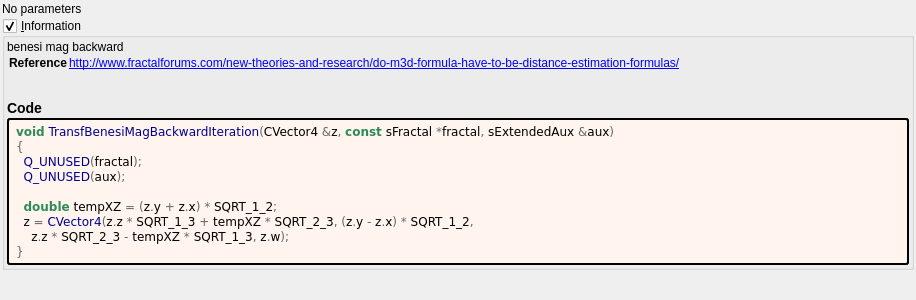
buddhi1980/mandelbulber2, file mandelbulber2/formula/ui/transf_benesi_mag_backward.ui: the form before one commit.
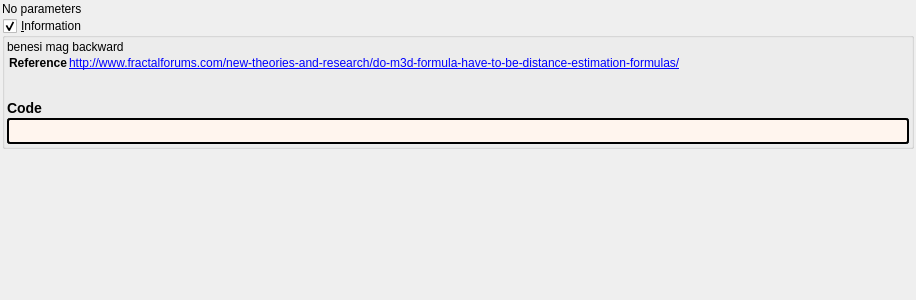
The form after the commit. Custom widgets are drawn as their Qt base class.

Patch:
```diff
--- a/mandelbulber2/formula/ui/transf_benesi_mag_backward.ui
+++ b/mandelbulber2/formula/ui/transf_benesi_mag_backward.ui
@@ -92,18 +92,7 @@
          <string notr="true">border-style: outset; border-width: 2px; border-radius: 3px; border-color: black; background-color: #fff5ee; padding: 4px;</string>
         </property>
         <property name="text">
-         <string notr="true">&lt;body style=&quot;background-color:#fff5ee&quot;&gt;
-&lt;pre style=&quot;color:#000000; background-color:#fff5ee;  font-family:'Courier New',monospace;&quot;&gt;&lt;span style=&quot;color:#2e8b57; font-weight:bold&quot;&gt;void&lt;/span&gt; &lt;span style=&quot;color:#00008f&quot;&gt;TransfBenesiMagBackwardIteration&lt;/span&gt;&lt;span style=&quot;color:#676767&quot;&gt;(&lt;/span&gt;CVector4 &lt;span style=&quot;color:#676767&quot;&gt;&amp;amp;&lt;/span&gt;z&lt;span style=&quot;color:#676767&quot;&gt;,&lt;/span&gt; &lt;span style=&quot;color:#2e8b57; font-weight:bold&quot;&gt;const&lt;/span&gt; sFractal &lt;span style=&quot;color:#676767&quot;&gt;*&lt;/span&gt;fractal&lt;span style=&quot;color:#676767&quot;&gt;,&lt;/span&gt; sExtendedAux &lt;span style=&quot;color:#676767&quot;&gt;&amp;amp;&lt;/span&gt;aux&lt;span style=&quot;color:#676767&quot;&gt;)&lt;/span&gt;
-&lt;span style=&quot;color:#676767&quot;&gt;{&lt;/span&gt;
-  &lt;span style=&quot;color:#00008f&quot;&gt;Q_UNUSED&lt;/span&gt;&lt;span style=&quot;color:#676767&quot;&gt;(&lt;/span&gt;fractal&lt;span style=&quot;color:#676767&quot;&gt;);&lt;/span&gt;
-  &lt;span style=&quot;color:#00008f&quot;&gt;Q_UNUSED&lt;/span&gt;&lt;span style=&quot;color:#676767&quot;&gt;(&lt;/span&gt;aux&lt;span style=&quot;color:#676767&quot;&gt;);&lt;/span&gt;
-
-  &lt;span style=&quot;color:#2e8b57; font-weight:bold&quot;&gt;double&lt;/span&gt; tempXZ &lt;span style=&quot;color:#676767&quot;&gt;= (&lt;/span&gt;z&lt;span style=&quot;color:#676767&quot;&gt;.&lt;/span&gt;y &lt;span style=&quot;color:#676767&quot;&gt;+&lt;/span&gt; z&lt;span style=&quot;color:#676767&quot;&gt;.&lt;/span&gt;x&lt;span style=&quot;color:#676767&quot;&gt;) *&lt;/span&gt; SQRT_1_2&lt;span style=&quot;color:#676767&quot;&gt;;&lt;/span&gt;
-  z &lt;span style=&quot;color:#676767&quot;&gt;=&lt;/span&gt; &lt;span style=&quot;color:#00008f&quot;&gt;CVector4&lt;/span&gt;&lt;span style=&quot;color:#676767&quot;&gt;(&lt;/span&gt;z&lt;span style=&quot;color:#676767&quot;&gt;.&lt;/span&gt;z &lt;span style=&quot;color:#676767&quot;&gt;*&lt;/span&gt; SQRT_1_3 &lt;span style=&quot;color:#676767&quot;&gt;+&lt;/span&gt; tempXZ &lt;span style=&quot;color:#676767&quot;&gt;*&lt;/span&gt; SQRT_2_3&lt;span style=&quot;color:#676767&quot;&gt;, (&lt;/span&gt;z&lt;span style=&quot;color:#676767&quot;&gt;.&lt;/span&gt;y &lt;span style=&quot;color:#676767&quot;&gt;-&lt;/span&gt; z&lt;span style=&quot;color:#676767&quot;&gt;.&lt;/span&gt;x&lt;span style=&quot;color:#676767&quot;&gt;) *&lt;/span&gt; SQRT_1_2&lt;span style=&quot;color:#676767&quot;&gt;,&lt;/span&gt;
-    z&lt;span style=&quot;color:#676767&quot;&gt;.&lt;/span&gt;z &lt;span style=&quot;color:#676767&quot;&gt;*&lt;/span&gt; SQRT_2_3 &lt;span style=&quot;color:#676767&quot;&gt;-&lt;/span&gt; tempXZ &lt;span style=&quot;color:#676767&quot;&gt;*&lt;/span&gt; SQRT_1_3&lt;span style=&quot;color:#676767&quot;&gt;,&lt;/span&gt; z&lt;span style=&quot;color:#676767&quot;&gt;.&lt;/span&gt;w&lt;span style=&quot;color:#676767&quot;&gt;);&lt;/span&gt;
-&lt;span style=&quot;color:#676767&quot;&gt;}&lt;/span&gt;
-&lt;/pre&gt;
-&lt;/body&gt;</string>
+         <string notr="true"></string>
         </property>
         <property name="wordWrap">
          <bool>true</bool>
```
